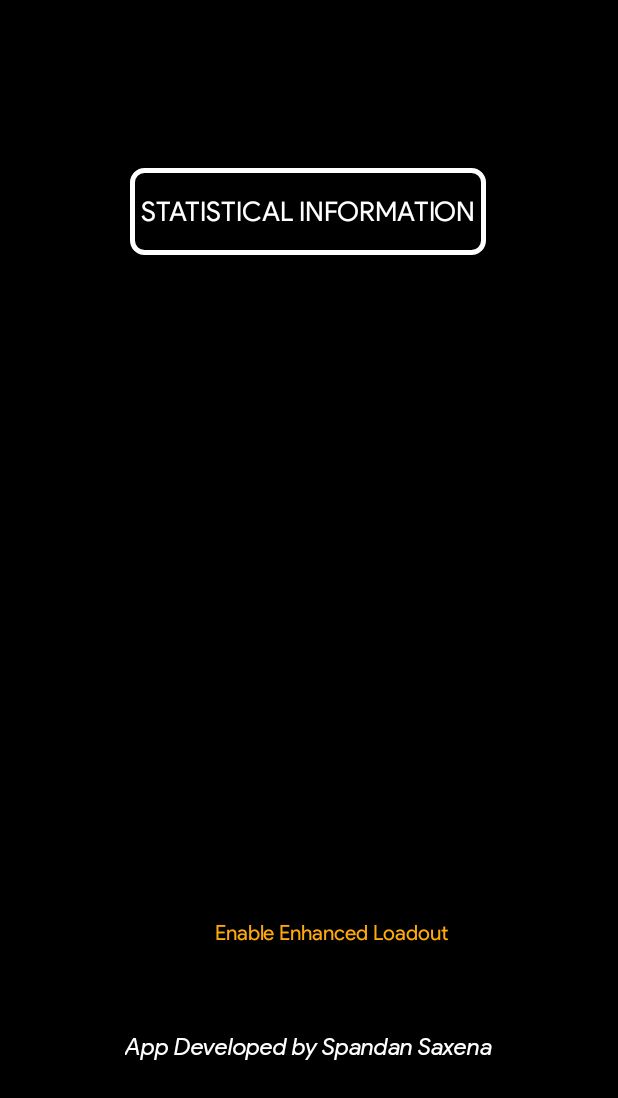
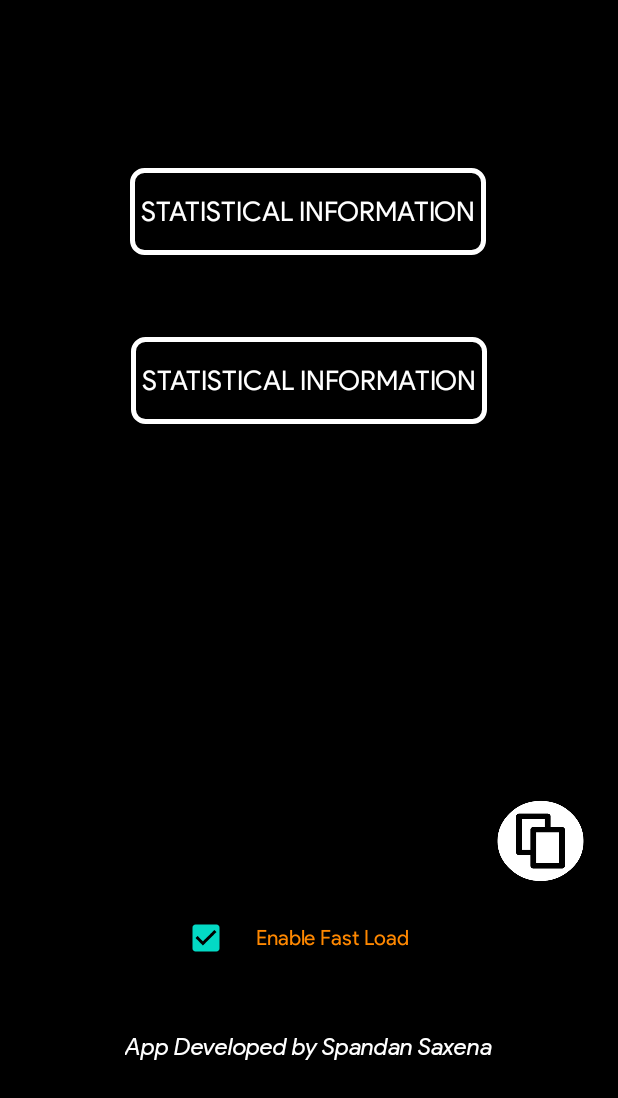
Before and after one commit to the-rebooted-coder/Covid19Tracker, an Android app: the screen it shows after launch (Landing), on a phone screen of 412 x 824 dp, the part 138-1236 px from its top. Run offline under Robolectric (Android 15) with nearby library versions, the phone set to English and light mode, and no system bars.

Commit message:
Added PiP Support
The File Consists of a Java Script File Throttled into a Comment inside webView Settings

```diff
--- a/app/build.gradle
+++ b/app/build.gradle
@@ -31,4 +31,5 @@ dependencies {
     testImplementation 'junit:junit:4.12'
     androidTestImplementation 'androidx.test.ext:junit:1.1.1'
     androidTestImplementation 'androidx.test.espresso:espresso-core:3.2.0'
+    implementation 'com.google.android.material:material:1.1.0'
 }
--- a/app/src/main/AndroidManifest.xml
+++ b/app/src/main/AndroidManifest.xml
@@ -12,7 +12,11 @@
         android:supportsRtl="true"
         android:theme="@style/AppTheme">
         <activity android:name=".StatisticView"></activity>
-        <activity android:name=".Landing" />
+        <activity android:name=".Landing"
+            android:supportsPictureInPicture="true"
+            android:configChanges=
+                "screenSize|smallestScreenSize|screenLayout|orientation"
+            />
         <activity android:name=".MainActivity">
             <intent-filter>
                 <action android:name="android.intent.action.MAIN" />
--- a/app/src/main/java/com/aaxena/covid19tracker/Landing.java
+++ b/app/src/main/java/com/aaxena/covid19tracker/Landing.java
@@ -1,20 +1,57 @@
 package com.aaxena.covid19tracker;
 
+import androidx.annotation.RequiresApi;
 import androidx.appcompat.app.AppCompatActivity;
 
+import android.app.PictureInPictureParams;
 import android.content.Intent;
+import android.graphics.Point;
+import android.os.Build;
 import android.os.Bundle;
+import android.util.Rational;
+import android.view.Display;
 import android.view.View;
 import android.widget.Button;
 
+import com.google.android.material.snackbar.Snackbar;
+
 public class Landing extends AppCompatActivity {
     private Button graphview;
-
+    private Button enter;
     @Override
     protected void onCreate(Bundle savedInstanceState) {
+        Snackbar snackbar = Snackbar.make(findViewById(android.R.id.content), "Kindly Turn On Data Services for First Use", Snackbar.LENGTH_LONG);
+        snackbar.show();
         super.onCreate(savedInstanceState);
         setContentView(R.layout.activity_landing);
+        //PiP Mode
+
+        enter = findViewById(R.id.enter_button);
+        enter.setOnClickListener(new View.OnClickListener() {
+            @RequiresApi(api = Build.VERSION_CODES.O)
+            @Override
+            public void onClick(View view)
+            {
+                Display d = getWindowManager()
+                        .getDefaultDisplay();
+                Point p = new Point();
+                d.getSize(p);
+                int width = p.x;
+                int height = p.y;
+
+                Rational ratio
+                        = new Rational(width, height);
+                PictureInPictureParams.Builder
+                        pip_Builder
+                        = new PictureInPictureParams
+                        .Builder();
+                pip_Builder.setAspectRatio(ratio).build();
+                enterPictureInPictureMode(pip_Builder.build());
+            }
+        });
+
         graphview = findViewById(R.id.graph);
+        //End of PiP
         graphview.setOnClickListener(new View.OnClickListener() {
             @Override
             public void onClick(View view) {
--- a/app/src/main/res/layout/activity_landing.xml
+++ b/app/src/main/res/layout/activity_landing.xml
@@ -38,6 +38,21 @@
         app:layout_constraintTop_toTopOf="parent"
         app:layout_constraintVertical_bias="0.266" />
 
+    <Button
+        android:id="@+id/graph2"
+        android:layout_width="237dp"
+        android:layout_height="58dp"
+        android:background="@drawable/roundedbutton"
+        android:fontFamily="@font/productsans"
+        android:text="@string/statistical_information"
+        android:textColor="#FFFFFF"
+        android:textSize="18sp"
+        app:layout_constraintBottom_toBottomOf="parent"
+        app:layout_constraintEnd_toEndOf="parent"
+        app:layout_constraintStart_toStartOf="parent"
+        app:layout_constraintTop_toTopOf="parent"
+        app:layout_constraintVertical_bias="0.413" />
+
     <TextView
         android:id="@+id/textView"
         android:layout_width="wrap_content"
@@ -57,17 +72,35 @@
         app:layout_constraintTop_toBottomOf="@+id/graph"
         app:layout_constraintVertical_bias="1.0" />
 
+    <Button
+        android:id="@+id/enter_button"
+        android:layout_width="70dp"
+        android:layout_height="65dp"
+        android:background="@drawable/pip"
+        android:bottomLeftRadius="8dp"
+        android:bottomRightRadius="8dp"
+        android:topLeftRadius="8dp"
+        android:topRightRadius="8dp"
+        app:layout_constraintBottom_toBottomOf="parent"
+        app:layout_constraintEnd_toEndOf="parent"
+        app:layout_constraintHorizontal_bias="0.951"
+        app:layout_constraintStart_toStartOf="parent"
+        app:layout_constraintTop_toTopOf="parent"
+        app:layout_constraintVertical_bias="0.817" />
+
     <CheckBox
         android:id="@+id/checkBox"
-        android:layout_width="wrap_content"
-        android:layout_height="wrap_content"
+        android:layout_width="168dp"
+        android:layout_height="28dp"
+        android:checked="true"
         android:fontFamily="@font/productsans"
-        android:text="@string/check_box_1"
-        android:textColor="?android:attr/colorPressedHighlight"
+        android:text="@string/check"
+        android:textAlignment="center"
+        android:textColor="@android:color/holo_orange_dark"
         app:layout_constraintBottom_toTopOf="@+id/textView"
         app:layout_constraintEnd_toEndOf="parent"
-        app:layout_constraintHorizontal_bias="0.497"
+        app:layout_constraintHorizontal_bias="0.498"
         app:layout_constraintStart_toStartOf="parent"
-        app:layout_constraintTop_toBottomOf="@+id/graph"
-        app:layout_constraintVertical_bias="0.898" />
+        app:layout_constraintTop_toTopOf="parent"
+        app:layout_constraintVertical_bias="0.936" />
 </androidx.constraintlayout.widget.ConstraintLayout>
--- a/app/src/main/res/values/strings.xml
+++ b/app/src/main/res/values/strings.xml
@@ -6,5 +6,5 @@
     <string name="graph_view">Graph View</string>
     <string name="statistical_information">statistical information</string>
     <string name="developer_name">App Developed by Spandan Saxena</string>
-    <string name="check_box_1">Enable Enhanced Loadout</string>
+    <string name="check">Enable Fast Load</string>
 </resources>
```
Also changed, not shown: app/src/main/java/com/aaxena/covid19tracker/StatisticView.java (+12 -0 lines), app/src/main/res/drawable/pip.png (added).
